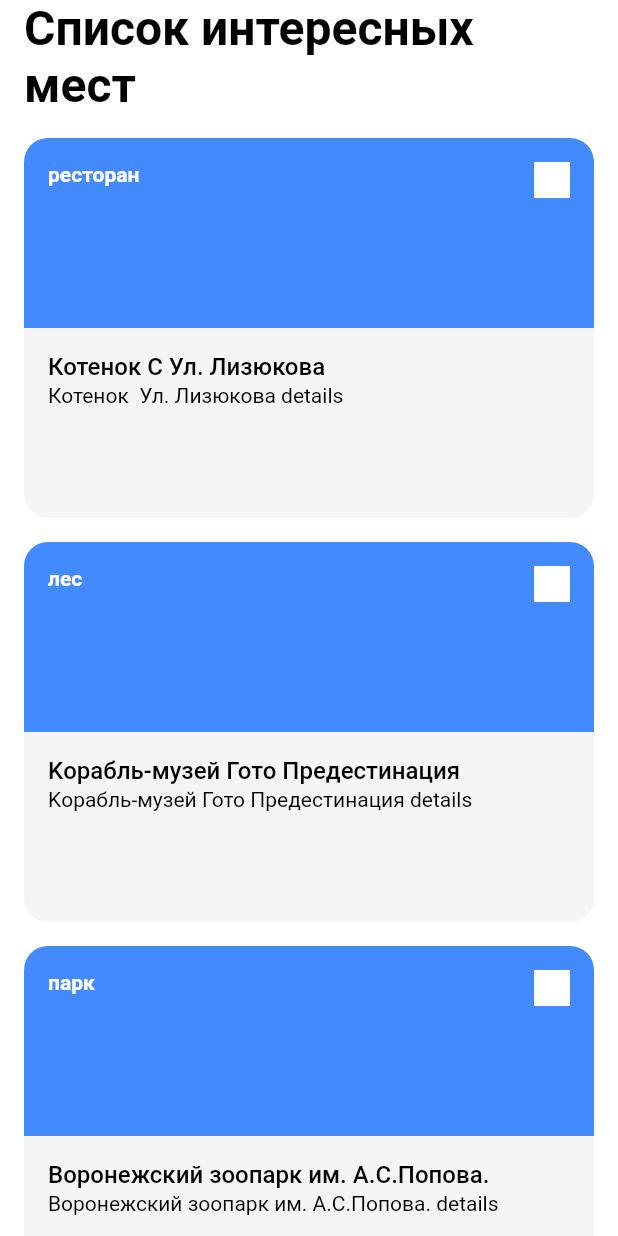
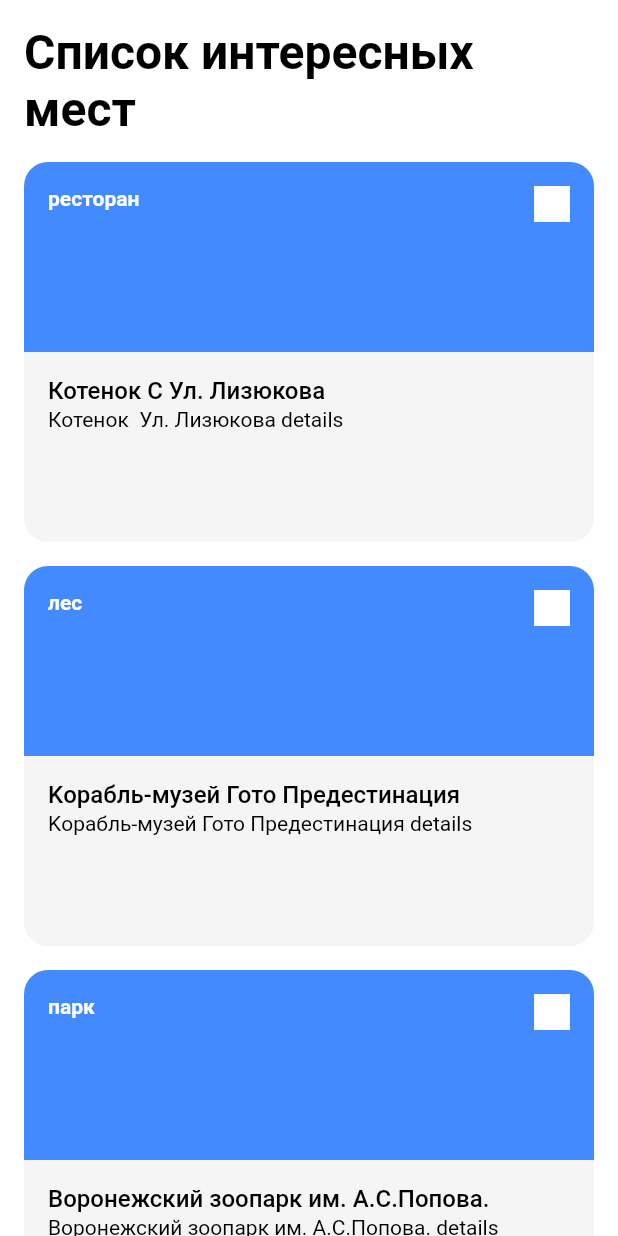
Before and after one commit to aiserrock/surf-flutter-course-zaikin, a Flutter app: the screen it shows after launch, on a phone screen of 412 x 824 dp. Run offline on Flutter 3.47's test engine with Material 2 defaults, Android fonts, the phone set to English and light mode, and no system bars.

Commit message:
complited places_app_bar.dart

```diff
--- a/lib/ui/common/widgets/appBar/places_app_bar.dart
+++ b/lib/ui/common/widgets/appBar/places_app_bar.dart
@@ -4,7 +4,7 @@ import 'package:places/ui/res/text_styles.dart';
 
 class PlacesAppBar extends StatelessWidget implements PreferredSizeWidget {
   @override
-  Size get preferredSize => const Size.fromHeight(76);
+  Size get preferredSize => const Size.fromHeight(92);
 
   const PlacesAppBar({Key? key}) : super(key: key);
 
```
